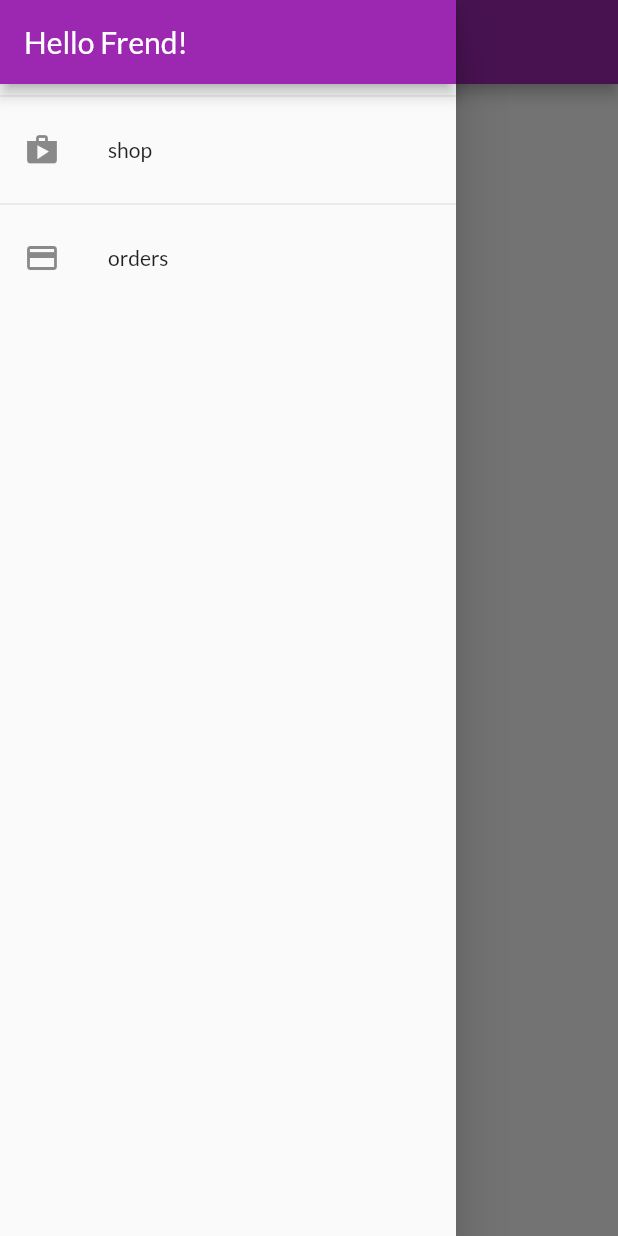
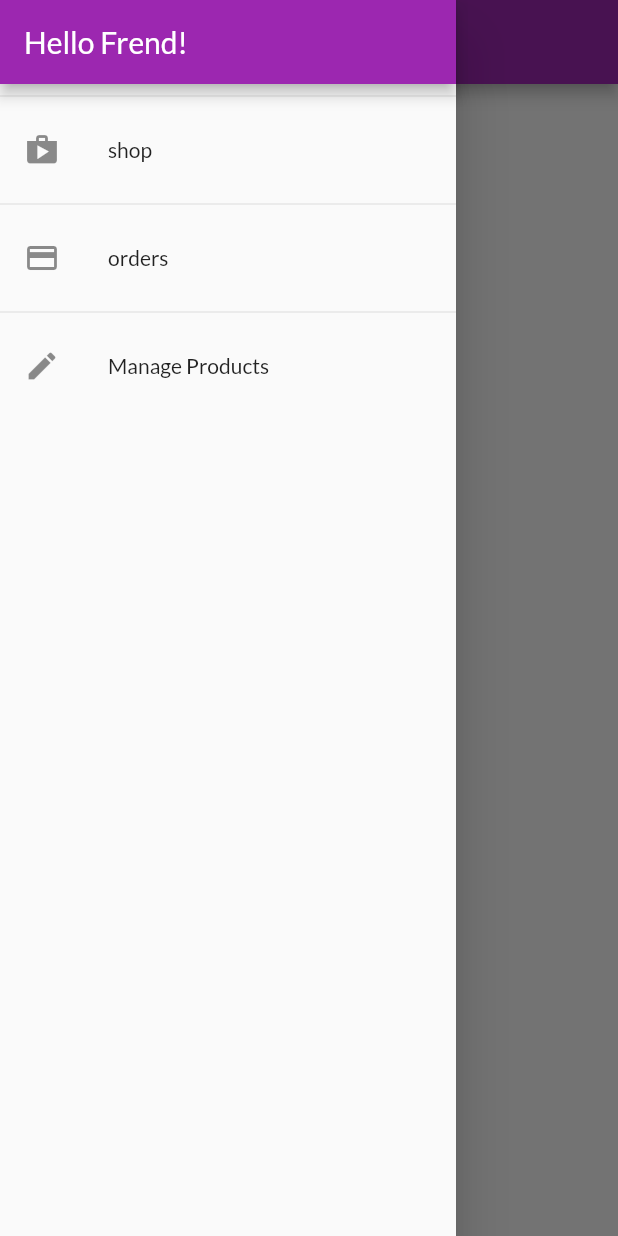
Before and after one commit to Hiro-o-ai/shop_app, a Flutter app: the OrdersScreen screen opened by its route, with the side drawer open, on a phone screen of 412 x 824 dp. Run offline on Flutter 3.47's test engine with Material 2 defaults, Android fonts, the phone set to English and light mode, and no system bars; network calls fail.

Commit message:
drawerにuser_product_screenを追加

```diff
--- a/lib/main.dart
+++ b/lib/main.dart
@@ -8,6 +8,7 @@ import './screens/cart_screen.dart';
 import './providers/products.dart';
 import './providers/orders.dart';
 import './screens/orders_screen.dart';
+import './screens/user_products_screen.dart';
 
 void main() => runApp(MyApp());
 
@@ -47,6 +48,7 @@ class MyApp extends StatelessWidget {
           ProductDetailScreen.routeName: (ctx) => ProductDetailScreen(),
           CartScreen.routeName: (ctx) => CartScreen(),
           OrdersScreen.routeName: (ctx) => OrdersScreen(),
+          UserProductsScreen.routeName: (ctx) => UserProductsScreen(),
         },
       ),
     );
--- a/lib/widgets/app_drawer.dart
+++ b/lib/widgets/app_drawer.dart
@@ -1,6 +1,7 @@
 import 'package:flutter/material.dart';
 
 import '../screens/orders_screen.dart';
+import '../screens/user_products_screen.dart';
 
 class AppDrawer extends StatelessWidget {
   @override
@@ -30,6 +31,15 @@ class AppDrawer extends StatelessWidget {
                   .pushReplacementNamed(OrdersScreen.routeName);
             },
           ),
+          Divider(),
+          ListTile(
+            leading: Icon(Icons.edit),
+            title: Text('Manage Products'),
+            onTap: () {
+              Navigator.of(context)
+                  .pushReplacementNamed(UserProductsScreen.routeName);
+            },
+          ),
         ],
       ),
     );
```
Also changed, not shown: lib/screens/user_products_screen.dart (+12 -1 lines), lib/widgets/user_product_item.dart (+21 -0 lines).
